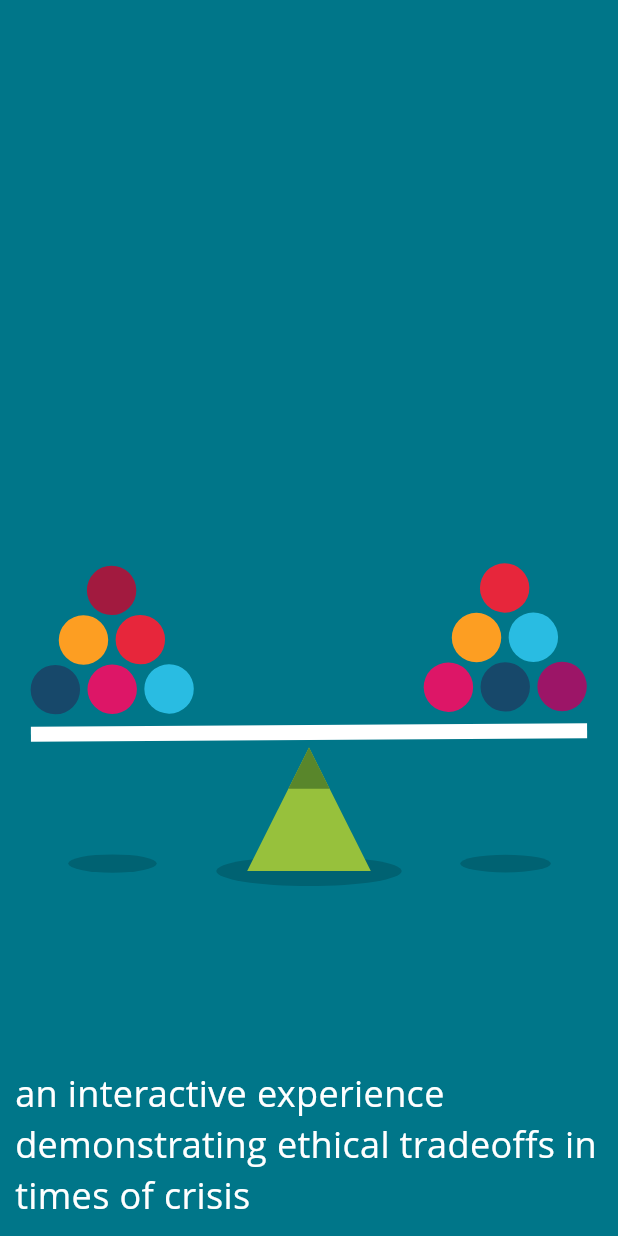
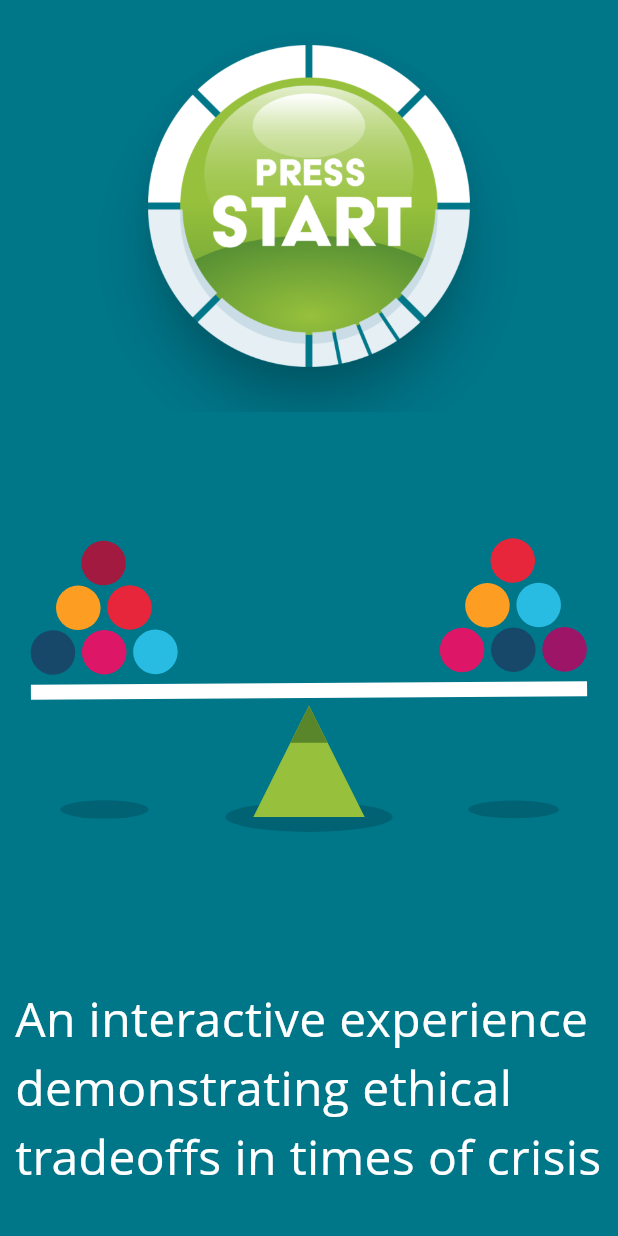
Before and after one commit to NPaspallis/seesaw, a Flutter app: the screen it shows after launch, on a phone screen of 412 x 824 dp. Run offline on Flutter 3.47's test engine with Material 3 defaults, Android fonts, the phone set to English and light mode, and no system bars; our stand-ins replace flutter_svg; Roboto replaces fonts that are missing (Open Sans).

Commit message:
Added 3d button 'press to start'

```diff
--- a/lib/main.dart
+++ b/lib/main.dart
@@ -1,6 +1,11 @@
+import 'dart:ui';
+
 import 'package:flutter/cupertino.dart';
 import 'package:flutter/material.dart';
+import 'package:flutter/widgets.dart';
 import 'package:seesaw/seesaw.dart';
+
+import 'package:flutter_svg/flutter_svg.dart';
 
 void main() {
   runApp(const MyApp());
@@ -68,13 +73,33 @@ class _MyHomePageState extends State<MyHomePage> {
         color: preparedPrimaryColor,
         child: Column(
           children: [
-            SizedBox(height: MediaQuery.of(context).size.height/3),
+            Container(
+              height: MediaQuery.of(context).size.height/3,
+              width: MediaQuery.of(context).size.height/3,
+              padding: const EdgeInsets.all(30),
+              child: ElevatedButton(
+                onPressed: () { print('pressed!'); }, //todo
+                style: ButtonStyle(
+                    // padding: MaterialStateProperty.all<EdgeInsets>(const EdgeInsets.all(0)),
+                    padding: MaterialStateProperty.resolveWith<EdgeInsetsGeometry>((Set<MaterialState> states) =>
+                      EdgeInsets.all(states.contains(MaterialState.pressed) ? 1 : 0)), // default elevation,
+                    backgroundColor: MaterialStateProperty.all<Color>(preparedPrimaryColor),
+                    shadowColor: MaterialStateProperty.all<Color>(preparedShadeColor),
+                    elevation: MaterialStateProperty.resolveWith<double>((Set<MaterialState> states) {
+                        return states.contains(MaterialState.pressed) ? 5 : 15; // default elevation
+                      },
+                    ),
+                    animationDuration: const Duration(milliseconds: 200)
+                ),
+                child: Image.asset('assets/press_start_button_green.png'),
+              )
+            ),
             const Expanded(child: BalancingSeesaw()),
             const Padding(
-                padding: EdgeInsets.all(10),
+                padding: EdgeInsets.fromLTRB(10, 10, 10, 30),
                 child: Text(
-                    'an interactive experience demonstrating ethical tradeoffs in times of crisis',
-                    style: TextStyle(fontSize: 24, color: preparedWhiteColor))
+                    'An interactive experience demonstrating ethical tradeoffs in times of crisis',
+                    style: TextStyle(fontSize: 32, color: preparedWhiteColor))
             )
           ]
         )
--- a/lib/seesaw.dart
+++ b/lib/seesaw.dart
@@ -80,7 +80,6 @@ class Seesaw extends CustomPainter {
 
     // draw basis triangle top shade
     {
-      // double leftY =
       var path = Path();
       path.moveTo(size.width/2, size.height/2 + minSeesawHeight);
       path.lineTo(size.width/2 - (triangleSide/2/3), size.height/2 + triangleSide/3 + minSeesawHeight);
--- a/pubspec.yaml
+++ b/pubspec.yaml
@@ -31,7 +31,6 @@ dependencies:
   flutter:
     sdk: flutter
 
-
   # The following adds the Cupertino Icons font to your application.
   # Use with the CupertinoIcons class for iOS style icons.
   cupertino_icons: ^1.0.6
@@ -59,9 +58,8 @@ flutter:
   uses-material-design: true
 
   # To add assets to your application, add an assets section, like this:
-  # assets:
-  #   - images/a_dot_burr.jpeg
-  #   - images/a_dot_ham.jpeg
+  assets:
+    - assets/
 
   # An image asset can refer to one or more resolution-specific "variants", see
   # https://flutter.dev/assets-and-images/#resolution-aware
```
Also changed, not shown: assets/press_start_button_green.png (added).
